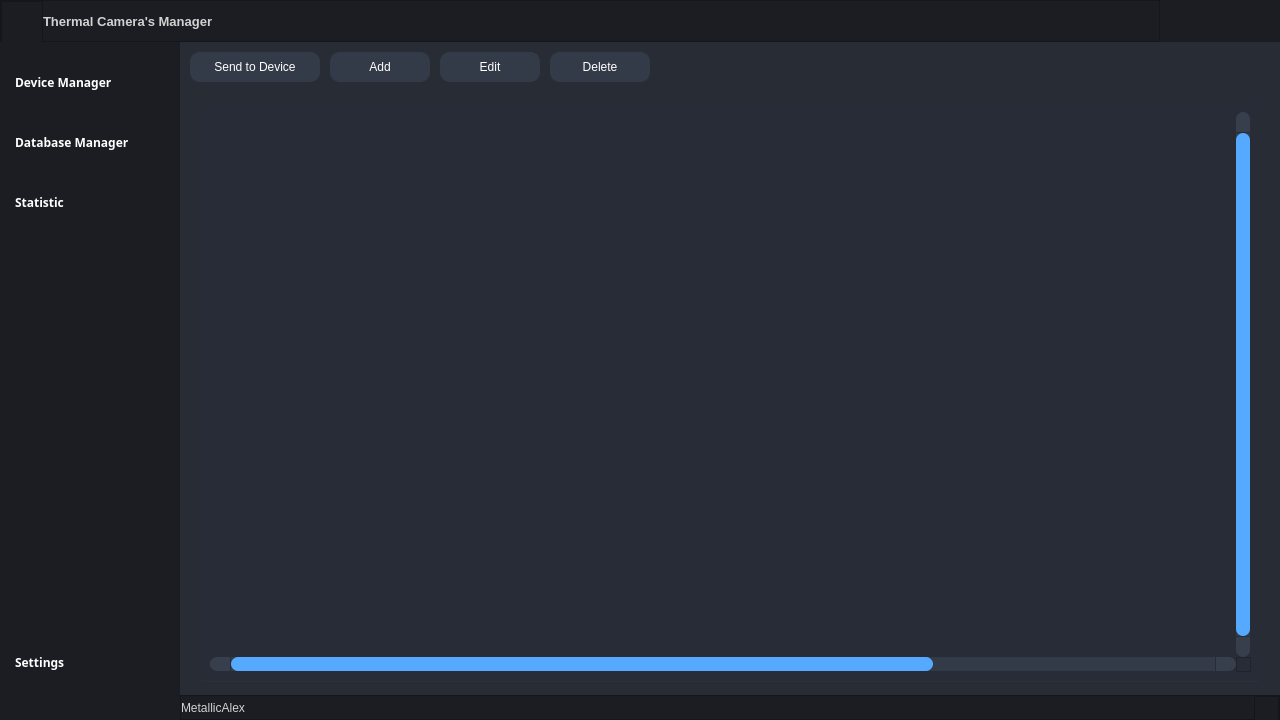
This is widget/forms/form_main.ui in MetallicAlex/Thermal-Camera as Qt 5 draws it before an edit. The edited form follows.
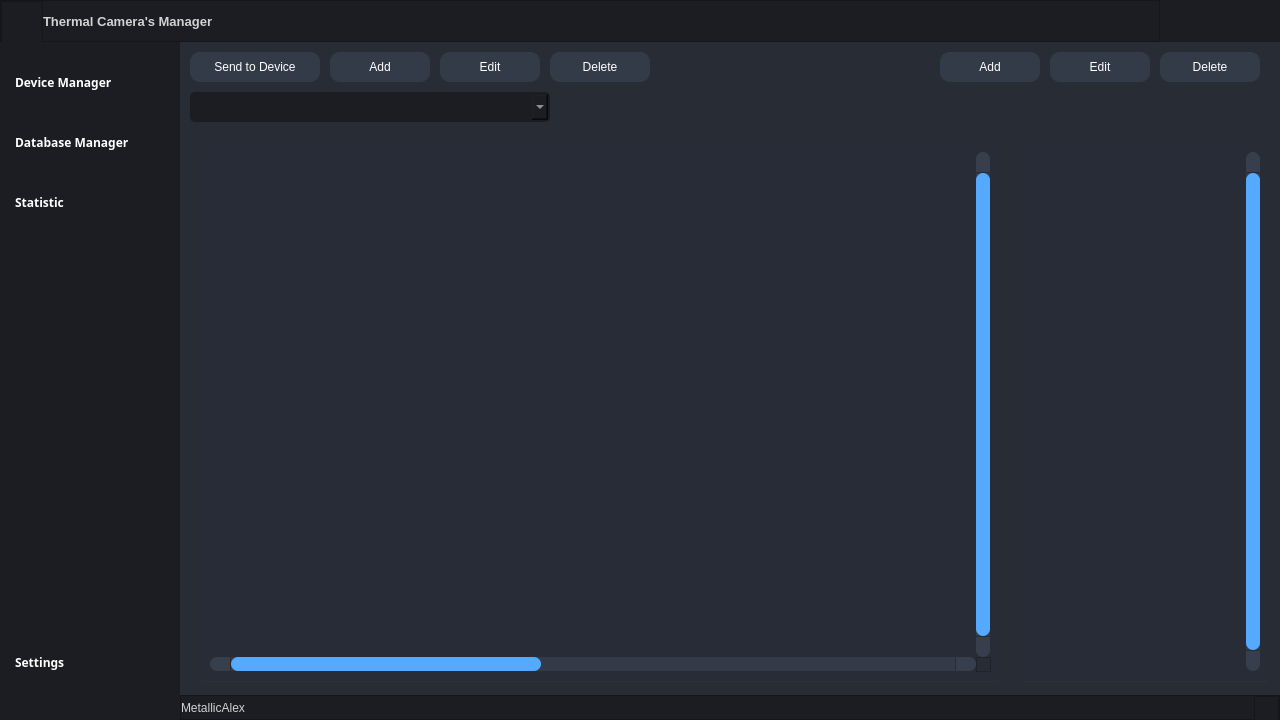
This is the edited form. The open tabs and pages were chosen to show the change. Icons and pictures are not drawn.

Commit message: Update pages devices and databases

```diff
--- a/widget/forms/form_main.ui
+++ b/widget/forms/form_main.ui
@@ -1645,9 +1645,9 @@
                <property name="geometry">
                 <rect>
                  <x>20</x>
-                 <y>60</y>
-                 <width>1060</width>
-                 <height>580</height>
+                 <y>100</y>
+                 <width>800</width>
+                 <height>540</height>
                 </rect>
                </property>
                <property name="palette">
@@ -2141,6 +2141,470 @@
                  <normaloff>:/16x16/data/resources/icons/16x16/cil-paper-plane.png</normaloff>:/16x16/data/resources/icons/16x16/cil-paper-plane.png</iconset>
                </property>
               </widget>
+              <widget class="QTableWidget" name="table_departments">
+               <property name="geometry">
+                <rect>
+                 <x>840</x>
+                 <y>100</y>
+                 <width>250</width>
+                 <height>540</height>
+                </rect>
+               </property>
+               <property name="palette">
+                <palette>
+                 <active>
+                  <colorrole role="WindowText">
+                   <brush brushstyle="SolidPattern">
+                    <color alpha="255">
+                     <red>210</red>
+                     <green>210</green>
+                     <blue>210</blue>
+                    </color>
+                   </brush>
+                  </colorrole>
+                  <colorrole role="Button">
+                   <brush brushstyle="SolidPattern">
+                    <color alpha="255">
+                     <red>39</red>
+                     <green>44</green>
+                     <blue>54</blue>
+                    </color>
+                   </brush>
+                  </colorrole>
+                  <colorrole role="Text">
+                   <brush brushstyle="SolidPattern">
+                    <color alpha="255">
+                     <red>210</red>
+                     <green>210</green>
+                     <blue>210</blue>
+                    </color>
+                   </brush>
+                  </colorrole>
+                  <colorrole role="ButtonText">
+                   <brush brushstyle="SolidPattern">
+                    <color alpha="255">
+                     <red>210</red>
+                     <green>210</green>
+                     <blue>210</blue>
+                    </color>
+                   </brush>
+                  </colorrole>
+                  <colorrole role="Base">
+                   <brush brushstyle="SolidPattern">
+                    <color alpha="255">
+                     <red>39</red>
+                     <green>44</green>
+                     <blue>54</blue>
+                    </color>
+                   </brush>
+                  </colorrole>
+                  <colorrole role="Window">
+                   <brush brushstyle="SolidPattern">
+                    <color alpha="255">
+                     <red>39</red>
+                     <green>44</green>
+                     <blue>54</blue>
+                    </color>
+                   </brush>
+                  </colorrole>
+                 </active>
+                 <inactive>
+                  <colorrole role="WindowText">
+                   <brush brushstyle="SolidPattern">
+                    <color alpha="255">
+                     <red>210</red>
+                     <green>210</green>
+                     <blue>210</blue>
+                    </color>
+                   </brush>
+                  </colorrole>
+                  <colorrole role="Button">
+                   <brush brushstyle="SolidPattern">
+                    <color alpha="255">
+                     <red>39</red>
+                     <green>44</green>
+                     <blue>54</blue>
+                    </color>
+                   </brush>
+                  </colorrole>
+                  <colorrole role="Text">
+                   <brush brushstyle="SolidPattern">
+                    <color alpha="255">
+                     <red>210</red>
+                     <green>210</green>
+                     <blue>210</blue>
+                    </color>
+                   </brush>
+                  </colorrole>
+                  <colorrole role="ButtonText">
+                   <brush brushstyle="SolidPattern">
+                    <color alpha="255">
+                     <red>210</red>
+                     <green>210</green>
+                     <blue>210</blue>
+                    </color>
+                   </brush>
+                  </colorrole>
+                  <colorrole role="Base">
+                   <brush brushstyle="SolidPattern">
+                    <color alpha="255">
+                     <red>39</red>
+                     <green>44</green>
+                     <blue>54</blue>
+                    </color>
+                   </brush>
+                  </colorrole>
+                  <colorrole role="Window">
+                   <brush brushstyle="SolidPattern">
+                    <color alpha="255">
+                     <red>39</red>
+                     <green>44</green>
+                     <blue>54</blue>
+                    </color>
+                   </brush>
+                  </colorrole>
+                 </inactive>
+                 <disabled>
+                  <colorrole role="WindowText">
+                   <brush brushstyle="SolidPattern">
+                    <color alpha="255">
+                     <red>210</red>
+                     <green>210</green>
+                     <blue>210</blue>
+                    </color>
+                   </brush>
+                  </colorrole>
+                  <colorrole role="Button">
+                   <brush brushstyle="SolidPattern">
+                    <color alpha="255">
+                     <red>39</red>
+                     <green>44</green>
+                     <blue>54</blue>
+                    </color>
+                   </brush>
+                  </colorrole>
+                  <colorrole role="Text">
+                   <brush brushstyle="SolidPattern">
+                    <color alpha="255">
+                     <red>210</red>
+                     <green>210</green>
+                     <blue>210</blue>
+                    </color>
+                   </brush>
+                  </colorrole>
+                  <colorrole role="ButtonText">
+                   <brush brushstyle="SolidPattern">
+                    <color alpha="255">
+                     <red>210</red>
+                     <green>210</green>
+                     <blue>210</blue>
+                    </color>
+                   </brush>
+                  </colorrole>
+                  <colorrole role="Base">
+                   <brush brushstyle="SolidPattern">
+                    <color alpha="255">
+                     <red>39</red>
+                     <green>44</green>
+                     <blue>54</blue>
+                    </color>
+                   </brush>
+                  </colorrole>
+                  <colorrole role="Window">
+                   <brush brushstyle="SolidPattern">
+                    <color alpha="255">
+                     <red>39</red>
+                     <green>44</green>
+                     <blue>54</blue>
+                    </color>
+                   </brush>
+                  </colorrole>
+                 </disabled>
+                </palette>
+               </property>
+               <property name="styleSheet">
+                <string notr="true">QTableWidget {	
+	background-color: rgb(39, 44, 54);
+	padding: 10px;
+	border-radius: 5px;
+	gridline-color: rgb(44, 49, 60);
+	border-bottom: 1px solid rgb(44, 49, 60);
+}
+QTableWidget::item{
+	border-color: rgb(44, 49, 60);
+	padding-left: 5px;
+	padding-right: 5px;
+	gridline-color: rgb(44, 49, 60);
+}
+QTableWidget::item:selected{
+	background-color: rgb(85, 170, 255);
+}
+QScrollBar:horizontal {
+    border: none;
+    background: rgb(52, 59, 72);
+    height: 14px;
+    margin: 0px 21px 0 21px;
+	border-radius: 0px;
+}
+ QScrollBar:vertical {
+	border: none;
+    background: rgb(52, 59, 72);
+    width: 14px;
+    margin: 21px 0 21px 0;
+	border-radius: 0px;
+ }
+QHeaderView::section{
+	Background-color: rgb(39, 44, 54);
+	max-width: 30px;
+	border: 1px solid rgb(44, 49, 60);
+	border-style: none;
+    border-bottom: 1px solid rgb(44, 49, 60);
+    border-right: 1px solid rgb(44, 49, 60);
+}
+QTableWidget::horizontalHeader {	
+	background-color: rgb(81, 255, 0);
+}
+QHeaderView::section:horizontal
+{
+    border: 1px solid rgb(32, 34, 42);
+	background-color: rgb(27, 29, 35);
+	color: rgb(255, 255, 255);
+	padding: 3px;
+	border-top-left-radius: 7px;
+    border-top-right-radius: 7px;
+}
+QHeaderView::section:vertical
+{
+    border: 1px solid rgb(44, 49, 60);
+}
+QCheckBox::indicator {
+    border: 3px solid rgb(52, 59, 72);
+	width: 15px;
+	height: 15px;
+	border-radius: 10px;
+    background: rgb(44, 49, 60);
+}
+QCheckBox::indicator:hover {
+    border: 3px solid rgb(58, 66, 81);
+}
+QCheckBox::indicator:checked {
+    background: 3px solid rgb(52, 59, 72);
+	border: 3px solid rgb(52, 59, 72);	
+	background-image: url(:/16x16/data/resources/icons/16x16/cil-check-alt.png);
+}
+</string>
+               </property>
+               <property name="frameShape">
+                <enum>QFrame::NoFrame</enum>
+               </property>
+               <property name="verticalScrollBarPolicy">
+                <enum>Qt::ScrollBarAlwaysOn</enum>
+               </property>
+               <property name="sizeAdjustPolicy">
+                <enum>QAbstractScrollArea::AdjustToContents</enum>
+               </property>
+               <property name="editTriggers">
+                <set>QAbstractItemView::NoEditTriggers</set>
+               </property>
+               <property name="alternatingRowColors">
+                <bool>false</bool>
+               </property>
+               <property name="selectionMode">
+                <enum>QAbstractItemView::SingleSelection</enum>
+               </property>
+               <property name="selectionBehavior">
+                <enum>QAbstractItemView::SelectRows</enum>
+               </property>
+               <property name="textElideMode">
+                <enum>Qt::ElideMiddle</enum>
+               </property>
+               <property name="rowCount">
+                <number>0</number>
+               </property>
+               <property name="columnCount">
+                <number>1</number>
+               </property>
+               <attribute name="horizontalHeaderVisible">
+                <bool>false</bool>
+               </attribute>
+               <attribute name="horizontalHeaderCascadingSectionResizes">
+                <bool>true</bool>
+               </attribute>
+               <attribute name="horizontalHeaderDefaultSectionSize">
+                <number>200</number>
+               </attribute>
+               <attribute name="horizontalHeaderStretchLastSection">
+                <bool>false</bool>
+               </attribute>
+               <attribute name="verticalHeaderVisible">
+                <bool>false</bool>
+               </attribute>
+               <attribute name="verticalHeaderHighlightSections">
+                <bool>false</bool>
+               </attribute>
+               <attribute name="verticalHeaderStretchLastSection">
+                <bool>true</bool>
+               </attribute>
+               <column>
+                <property name="text">
+                 <string>Department</string>
+                </property>
+               </column>
+              </widget>
+              <widget class="QComboBox" name="comboBox_databases">
+               <property name="geometry">
+                <rect>
+                 <x>10</x>
+                 <y>50</y>
+                 <width>360</width>
+                 <height>30</height>
+                </rect>
+               </property>
+               <property name="font">
+                <font>
+                 <family>Segoe UI</family>
+                 <pointsize>9</pointsize>
+                </font>
+               </property>
+               <property name="styleSheet">
+                <string notr="true">QComboBox{
+	background-color: rgb(27, 29, 35);
+	border-radius: 5px;
+	border: 2px solid rgb(27, 29, 35);
+	padding: 5px;
+	padding-left: 10px;
+}
+QComboBox:hover{
+	border: 2px solid rgb(64, 71, 88);
+}
+QComboBox QAbstractItemView {
+	color: rgb(85, 170, 255);	
+	background-color: rgb(27, 29, 35);
+	padding: 10px;
+	selection-background-color: rgb(39, 44, 54);
+}</string>
+               </property>
+              </widget>
+              <widget class="QPushButton" name="button_delete_department">
+               <property name="geometry">
+                <rect>
+                 <x>980</x>
+                 <y>10</y>
+                 <width>100</width>
+                 <height>30</height>
+                </rect>
+               </property>
+               <property name="font">
+                <font>
+                 <family>Segoe UI</family>
+                </font>
+               </property>
+               <property name="styleSheet">
+                <string notr="true">QPushButton {
+	border: 2px solid rgb(52, 59, 72);
+	border-radius: 10px;	
+	background-color: rgb(52, 59, 72);
+	color: rgb(255, 255, 255);
+}
+QPushButton:hover {
+	background-color: rgb(57, 65, 80);
+	color: rgb(227, 227, 227);
+	border: 2px solid rgb(61, 70, 86);
+}
+QPushButton:pressed {	
+	background-color: rgb(35, 40, 49);
+	color: rgb(255, 255, 255);
+	border: 2px solid rgb(43, 50, 61);
+}</string>
+               </property>
+               <property name="text">
+                <string>Delete</string>
+               </property>
+               <property name="icon">
+                <iconset resource="../files.qrc">
+                 <normaloff>:/16x16/data/resources/icons/16x16/cil-remove.png</normaloff>:/16x16/data/resources/icons/16x16/cil-remove.png</iconset>
+               </property>
+              </widget>
+              <widget class="QPushButton" name="button_edit_department">
+               <property name="geometry">
+                <rect>
+                 <x>870</x>
+                 <y>10</y>
+                 <width>100</width>
+                 <height>30</height>
+                </rect>
+               </property>
+               <property name="font">
+                <font>
+                 <family>Segoe UI</family>
+                </font>
+               </property>
+               <property name="styleSheet">
+                <string notr="true">QPushButton {
+	border: 2px solid rgb(52, 59, 72);
+	border-radius: 10px;	
+	background-color: rgb(52, 59, 72);
+	color: rgb(255, 255, 255);
+}
+QPushButton:hover {
+	background-color: rgb(57, 65, 80);
+	color: rgb(227, 227, 227);
+	border: 2px solid rgb(61, 70, 86);
+}
+QPushButton:pressed {	
+	background-color: rgb(35, 40, 49);
+	color: rgb(255, 255, 255);
+	border: 2px solid rgb(43, 50, 61);
+}</string>
+               </property>
+               <property name="text">
+                <string>Edit</string>
+               </property>
+               <property name="icon">
+                <iconset resource="../files.qrc">
+                 <normaloff>:/16x16/data/resources/icons/16x16/cil-pencil.png</normaloff>:/16x16/data/resources/icons/16x16/cil-pencil.png</iconset>
+               </property>
+              </widget>
+              <widget class="QPushButton" name="button_add_department">
+               <property name="geometry">
+                <rect>
+                 <x>760</x>
+                 <y>10</y>
+                 <width>100</width>
+                 <height>30</height>
+                </rect>
+               </property>
+               <property name="font">
+                <font>
+                 <family>Segoe UI</family>
+                </font>
+               </property>
+               <property name="styleSheet">
+                <string notr="true">QPushButton {
+	border: 2px solid rgb(52, 59, 72);
+	border-radius: 10px;	
+	background-color: rgb(52, 59, 72);
+	color: rgb(255, 255, 255);
+}
+QPushButton:hover {
+	background-color: rgb(57, 65, 80);
+	color: rgb(227, 227, 227);
+	border: 2px solid rgb(61, 70, 86);
+}
+QPushButton:pressed {	
+	background-color: rgb(35, 40, 49);
+	color: rgb(255, 255, 255);
+	border: 2px solid rgb(43, 50, 61);
+}</string>
+               </property>
+               <property name="text">
+                <string>Add</string>
+               </property>
+               <property name="icon">
+                <iconset resource="../files.qrc">
+                 <normaloff>:/16x16/data/resources/icons/16x16/cil-plus.png</normaloff>:/16x16/data/resources/icons/16x16/cil-plus.png</iconset>
+               </property>
+              </widget>
              </widget>
              <widget class="QWidget" name="page_statistic">
               <widget class="QLabel" name="label_statistic_day">
```
Left out of the diff: 69 changed lines with no effect on the pictures. The commit also changes 9 other files.
